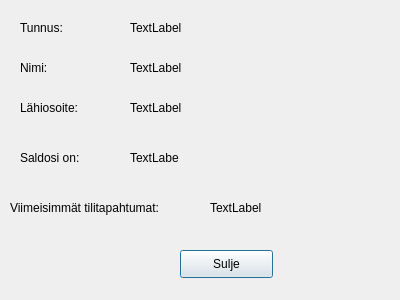
Before: the Qt Designer form bankautomat/saldo.ui in bank-2022/group9, drawn with Qt 5.
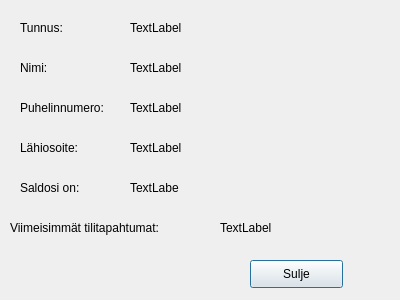
After: the same form once the commit is applied.

Commit message: nice nice ei ois pariikybää jne

Diff of the .ui file:
```diff
--- a/bankautomat/saldo.ui
+++ b/bankautomat/saldo.ui
@@ -17,7 +17,7 @@
    <property name="geometry">
     <rect>
      <x>20</x>
-     <y>150</y>
+     <y>180</y>
      <width>71</width>
      <height>16</height>
     </rect>
@@ -30,7 +30,7 @@
    <property name="geometry">
     <rect>
      <x>130</x>
-     <y>150</y>
+     <y>180</y>
      <width>49</width>
      <height>16</height>
     </rect>
@@ -69,7 +69,7 @@
    <property name="geometry">
     <rect>
      <x>20</x>
-     <y>100</y>
+     <y>140</y>
      <width>91</width>
      <height>16</height>
     </rect>
@@ -82,7 +82,7 @@
    <property name="geometry">
     <rect>
      <x>10</x>
-     <y>200</y>
+     <y>220</y>
      <width>171</width>
      <height>16</height>
     </rect>
@@ -121,7 +121,7 @@
    <property name="geometry">
     <rect>
      <x>130</x>
-     <y>100</y>
+     <y>140</y>
      <width>55</width>
      <height>16</height>
     </rect>
@@ -133,8 +133,8 @@
   <widget class="QLabel" name="label_tapahtumat">
    <property name="geometry">
     <rect>
-     <x>210</x>
-     <y>200</y>
+     <x>220</x>
+     <y>220</y>
      <width>55</width>
      <height>16</height>
     </rect>
@@ -146,8 +146,8 @@
   <widget class="QPushButton" name="CloseSaldo">
    <property name="geometry">
     <rect>
-     <x>180</x>
-     <y>250</y>
+     <x>250</x>
+     <y>260</y>
      <width>93</width>
      <height>28</height>
     </rect>
@@ -156,6 +156,32 @@
     <string>Sulje</string>
    </property>
   </widget>
+  <widget class="QLabel" name="label_6">
+   <property name="geometry">
+    <rect>
+     <x>20</x>
+     <y>100</y>
+     <width>101</width>
+     <height>16</height>
+    </rect>
+   </property>
+   <property name="text">
+    <string>Puhelinnumero:</string>
+   </property>
+  </widget>
+  <widget class="QLabel" name="label_Puhelin">
+   <property name="geometry">
+    <rect>
+     <x>130</x>
+     <y>100</y>
+     <width>55</width>
+     <height>16</height>
+    </rect>
+   </property>
+   <property name="text">
+    <string>TextLabel</string>
+   </property>
+  </widget>
  </widget>
  <resources/>
  <connections/>
```
The commit also changes 1 other file.
